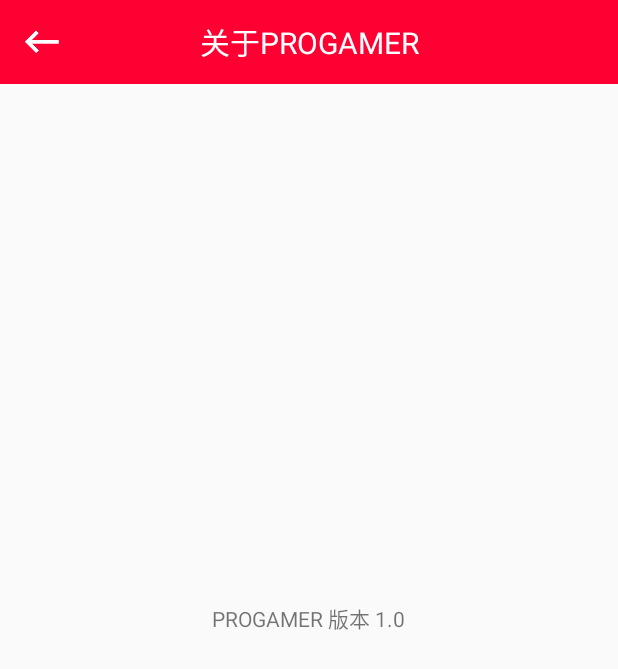
After one commit to MrJoeyBoey/ProGamer, an Android app: the AboutMeActivity screen opened directly, with no data from a screen before it, on a phone screen of 412 x 824 dp. The commit adds this screen. Shown: the top 669 px of the screen. Run offline under Robolectric (Android 15) with nearby library versions, the phone set to English and light mode, and no system bars.

Commit message:
稍作修改
Signed-off-by: Joey <qinyuqiao@szba-mobile.com>

```diff
--- a/app/src/main/AndroidManifest.xml
+++ b/app/src/main/AndroidManifest.xml
@@ -27,7 +27,8 @@
         <activity android:name=".RegisterActivity" />
         <activity android:name=".HeadIconChooseActivity" />
         <activity android:name=".GameVideoActivity" />
-        <activity android:name=".MyColectActivity"></activity>
+        <activity android:name=".MyColectActivity" />
+        <activity android:name=".AboutMeActivity"></activity>
     </application>
 
 </manifest>
--- /dev/null
+++ b/app/src/main/java/com/example/joey/progamer/AboutMeActivity.java
@@ -0,0 +1,55 @@
+package com.example.joey.progamer;
+
+import android.content.Intent;
+import android.support.v7.app.ActionBar;
+import android.support.v7.app.AppCompatActivity;
+import android.os.Bundle;
+import android.view.MenuItem;
+
+import java.io.Serializable;
+
+public class AboutMeActivity extends AppCompatActivity {
+
+    @Override
+    public boolean onOptionsItemSelected(MenuItem item) {
+        switch (item.getItemId()){
+            case android.R.id.home:
+                MainActivity.drawerLayout.closeDrawers();
+                finish();
+                return true;
+        }
+        return super.onOptionsItemSelected(item);
+    }
+
+    @Override
+    protected void onCreate(Bundle savedInstanceState) {
+        super.onCreate(savedInstanceState);
+
+        switch (SkinActivity.myTheme){
+            case 0:
+                setTheme(R.style.BlueTheme);
+                break;
+            case 1:
+                setTheme(R.style.AppTheme);
+                break;
+        }
+
+        setContentView(R.layout.activity_about_me);
+
+        android.support.v7.widget.Toolbar toolbar=findViewById(R.id.toolbar_aboutme);
+        toolbar.setTitle("");
+        setSupportActionBar(toolbar);
+        ActionBar actionBar=getSupportActionBar();
+        if(actionBar!=null){
+            actionBar.setDisplayHomeAsUpEnabled(true);
+            actionBar.setHomeAsUpIndicator(R.mipmap.returnicon);
+        }
+
+    }
+
+    @Override
+    public void onBackPressed() {
+        MainActivity.drawerLayout.closeDrawers();
+        finish();
+    }
+}
--- a/app/src/main/java/com/example/joey/progamer/GamesActivity.java
+++ b/app/src/main/java/com/example/joey/progamer/GamesActivity.java
@@ -150,15 +150,11 @@
     public boolean onOptionsItemSelected(MenuItem item) {
         Intent intent=getIntent();
         String context=intent.getStringExtra("上文");
-        MainActivity mainActivity=new MainActivity();
         switch (item.getItemId()){
             case android.R.id.home:
                 if(context.contains("com.example.joey.progamer.MyColectActivity")){
                     Intent intent1=new Intent(GamesActivity.this,MyColectActivity.class);
                     intent1.putExtra("GamesList", (Serializable) MainActivity.gameList);
-                    startActivity(intent1);
-                }else if(context.contains("com.example.joey.progamer.MainActivity")){
-                    Intent intent1=new Intent(GamesActivity.this,MainActivity.class);
                     startActivity(intent1);
                 }
                 finish();
--- a/app/src/main/java/com/example/joey/progamer/HeadIconChooseActivity.java
+++ b/app/src/main/java/com/example/joey/progamer/HeadIconChooseActivity.java
@@ -26,8 +26,6 @@
     public boolean onOptionsItemSelected(MenuItem item) {
         switch (item.getItemId()){
             case android.R.id.home:
-                Intent intent=new Intent(HeadIconChooseActivity.this,MyInfoActivity.class);
-                startActivity(intent);
                 finish();
                 break;
             case R.id.headIconSave:
--- /dev/null
+++ b/app/src/main/res/layout/activity_about_me.xml
@@ -0,0 +1,31 @@
+<?xml version="1.0" encoding="utf-8"?>
+<RelativeLayout
+    xmlns:android="http://schemas.android.com/apk/res/android"
+    xmlns:app="http://schemas.android.com/apk/res-auto"
+    xmlns:tools="http://schemas.android.com/tools"
+    android:layout_width="match_parent"
+    android:layout_height="match_parent"
+    tools:context=".AboutMeActivity"
+    android:orientation="vertical">
+
+    <android.support.v7.widget.Toolbar
+        android:id="@+id/toolbar_aboutme"
+        android:layout_width="match_parent"
+        android:layout_height="wrap_content"
+        android:background="?attr/colorPrimary">
+        <TextView
+            android:layout_width="wrap_content"
+            android:layout_height="wrap_content"
+            android:layout_gravity="center"
+            android:textColor="#fff"
+            android:textSize="20sp"
+            android:text="关于PROGAMER"/>
+    </android.support.v7.widget.Toolbar>
+
+    <TextView
+        android:layout_width="wrap_content"
+        android:layout_height="wrap_content"
+        android:text="PROGAMER 版本 1.0"
+        android:layout_centerInParent="true"/>
+
+</RelativeLayout>
```
Also changed, not shown: app/src/main/java/com/example/joey/progamer/MainActivity.java (+7 -6 lines).
